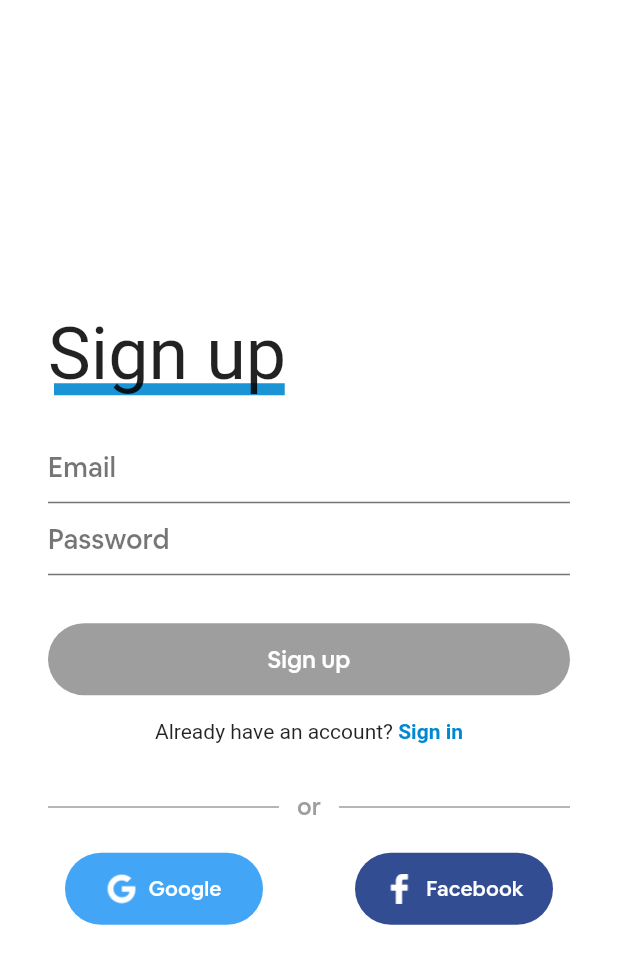
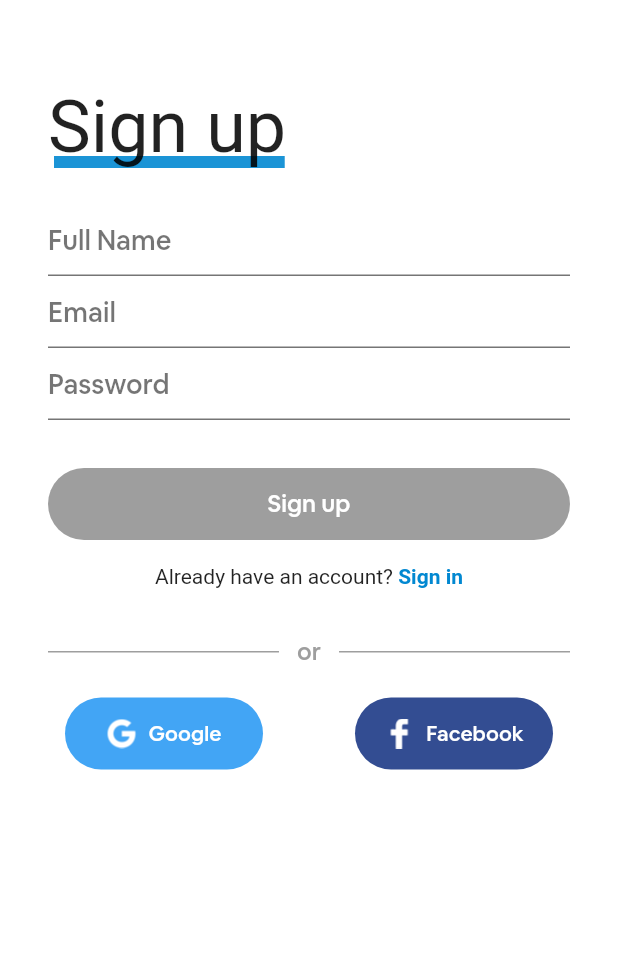
Before and after one commit to WaleedHashmi2310/Neighborhood_Flutter, a Flutter app: the screen it shows after launch, after a tap on an icon or button, on a phone screen of 412 x 824 dp. Shown: the top 964 px of the screen. Run offline on Flutter 3.47's test engine with Material 2 defaults, Android fonts, the phone set to English and light mode, and no system bars; our stand-ins replace cloud_firestore, firebase_auth, google_sign_in, image_picker; missing offline and left inert: flutter_facebook_login, flutter_statusbarcolor; accounts and stored records are empty; Roboto replaces fonts that are missing (AirbnbCerealBold); project files that could hold a hidden picture were left out.

Commit message:
Updated Users collection

```diff
--- a/lib/app/sign_in/email_sign_up_form.dart
+++ b/lib/app/sign_in/email_sign_up_form.dart
@@ -1,3 +1,4 @@
+import 'package:cloud_firestore/cloud_firestore.dart';
 import 'package:flutter/material.dart';
 import 'package:flutter/services.dart';
 import 'package:neighborhood/common_widgets/platform_exception_alert_dialog.dart';
@@ -14,14 +15,23 @@ class EmailSignUpForm extends StatefulWidget with EmailAndPasswordValidators {
 
 class _EmailSignUpFormState extends State<EmailSignUpForm> {
 
+
   final TextEditingController _emailController = TextEditingController();
   final TextEditingController _passwordController = TextEditingController();
+  final TextEditingController _nameController = TextEditingController();
+
   final FocusNode _emailFocusNode = FocusNode();
   final FocusNode _passwordFocusNode = FocusNode();
+  final FocusNode _nameFocusNode = FocusNode();
 
   String get _email => _emailController.text;
   String get _password => _passwordController.text;
+  String get _name => _nameController.text;
+
   bool _isLoading = false;
+
+  final db = Firestore.instance;
+
 
   void _submit() async {
     setState(() {
@@ -30,7 +40,7 @@ class _EmailSignUpFormState extends State<EmailSignUpForm> {
     try {
       final auth = Provider.of<AuthBase>(context, listen: false);
       await auth.createUserWithEmailAndPassword(_email, _password);
-      Navigator.pop(context);
+      Navigator.of(context).pop();
 
     } on PlatformException catch (e) {
       PlatformExceptionAlertDialog(
@@ -38,6 +48,13 @@ class _EmailSignUpFormState extends State<EmailSignUpForm> {
         exception: e,
       ).show(context);
     } finally {
+      final auth = Provider.of<AuthBase>(context, listen: false);
+      final user = await auth.getUserData();
+      final uid = user.uid;
+      final name = _name;
+      Map<String, String> userMap = {'user':uid, 'name':name, 'email':_email};
+      final ref = db.collection('Users');
+      ref.document(uid).setData(userMap);
       setState(() {
         _isLoading = false;
       });
@@ -52,13 +69,15 @@ class _EmailSignUpFormState extends State<EmailSignUpForm> {
     FocusScope.of(context).requestFocus(_passwordFocusNode);
   }
 
+
   List<Widget> _buildChildren() {
 
     bool submitEnabled = widget.emailValidator.isValid(_email) &&
-        widget.passwordValidator.isValid(_password) && !_isLoading;
+        widget.passwordValidator.isValid(_password) && widget.nameValidator.isValid(_name) && !_isLoading;
 
 
     return [
+      _buildNameField(),
       _buildEmailTextField(),
       _buildPasswordTextField(),
 
@@ -155,6 +174,38 @@ class _EmailSignUpFormState extends State<EmailSignUpForm> {
     );
   }
 
+  TextField _buildNameField() {
+//    bool emailValid = widget.emailValidator.isValid(_email);
+    return TextField(
+        controller: _nameController,
+        focusNode: _nameFocusNode,
+        cursorColor: Colors.black87,
+        style: TextStyle(color: Colors.black87),
+        decoration: InputDecoration(
+          enabledBorder: UnderlineInputBorder(
+            borderSide: BorderSide(color: Colors.black54),
+          ),
+          focusedBorder: UnderlineInputBorder(
+            borderSide: BorderSide(color: Colors.black54),
+          ),
+          errorStyle: TextStyle(
+            color: Colors.black54,
+          ),
+          enabled: _isLoading == false,
+          hintText: 'Full Name',
+          hintStyle: TextStyle(
+            color: Colors.black54,
+            fontSize: 18.0,
+          ),
+        ),
+        textInputAction: TextInputAction.next,
+        textCapitalization: TextCapitalization.words,
+        onChanged: (name) => _updateState()
+    );
+  }
+
+
+
   @override
   Widget build(BuildContext context) {
     return Column(
--- a/lib/app/sign_in/sign_in_page.dart
+++ b/lib/app/sign_in/sign_in_page.dart
@@ -83,7 +83,8 @@ class SignInPage extends StatelessWidget {
   }
 
   Widget _buildContent(BuildContext context, bool isLoading) {
-    return Center(
+    return Padding(
+      padding: EdgeInsets.fromLTRB(0.0, 24.0,0.0,24.0),
       child: SingleChildScrollView(
           child: Padding(
             padding: EdgeInsets.fromLTRB(32.0, 32.0, 32.0, 32.0),
--- a/lib/app/sign_in/sign_up_page.dart
+++ b/lib/app/sign_in/sign_up_page.dart
@@ -83,7 +83,8 @@ class SignUpPage extends StatelessWidget {
   }
 
   Widget _buildContent(BuildContext context, bool isLoading) {
-    return Center(
+    return Padding(
+      padding: EdgeInsets.fromLTRB(0.0, 24.0,0.0,24.0),
       child: SingleChildScrollView(
           child: Padding(
             padding: EdgeInsets.fromLTRB(32.0, 32.0, 32.0, 32.0),
--- a/lib/app/sign_in/validators.dart
+++ b/lib/app/sign_in/validators.dart
@@ -14,4 +14,5 @@ class NonEmptyStringValidator implements StringValidator {
 class EmailAndPasswordValidators {
   final StringValidator emailValidator = NonEmptyStringValidator();
   final StringValidator passwordValidator = NonEmptyStringValidator();
+  final StringValidator nameValidator = NonEmptyStringValidator();
 }
--- a/lib/main.dart
+++ b/lib/main.dart
@@ -17,7 +17,7 @@ class MyApp extends StatelessWidget {
         title: 'Time Tracker',
         theme: ThemeData(
           primaryColor: Colors.white,
-          primaryColorLight: Color(0x666ad1),
+          primaryColorLight: Colors.lightBlue[300],
           primaryColorDark: Color(0x001970),
           accentColor: Colors.lightBlue[700],
           fontFamily: 'AirbnbCereal',
--- a/lib/services/auth.dart
+++ b/lib/services/auth.dart
@@ -1,4 +1,5 @@
 import 'dart:async';
+import 'package:cloud_firestore/cloud_firestore.dart';
 import 'package:flutter/material.dart';
 import 'package:flutter/foundation.dart';
 import 'package:flutter/services.dart';
@@ -20,6 +21,8 @@ abstract class AuthBase {
   Future<User> signInWithFacebook();
   Future<String> currentUserUID();
   Future getUserData();
+  void setUserName(name);
+  String getUserName();
   Future<User> signInWithEmailAndPassword(String email, String password);
   Future<User> createUserWithEmailAndPassword(String email, String password);
   Future<void> signOut();
@@ -27,6 +30,8 @@ abstract class AuthBase {
 
 class Auth implements AuthBase {
   final _firebaseAuth = FirebaseAuth.instance;
+  final db = Firestore.instance;
+  String emailName;
 
   User _userFromFirebase(FirebaseUser user) {
     if (user == null) {
@@ -47,6 +52,15 @@ class Auth implements AuthBase {
     return _userFromFirebase(user);
   }
 
+  @override
+  void setUserName(name){
+    emailName = name;
+  }
+
+  @override
+  String getUserName(){
+    return emailName;
+  }
 
   @override
   Future<String> currentUserUID() async {
@@ -80,6 +94,18 @@ class Auth implements AuthBase {
             accessToken: googleAuth.accessToken,
           ),
         );
+        final uid = authResult.user.uid;
+        final email = authResult.user.email;
+        final name = authResult.user.displayName;
+        Map<String, String> userMap = {'user':uid, 'name':name, 'email':email};
+        final snapShot = await db
+            .collection('Users')
+            .document(uid)
+            .get();
+        if (snapShot == null || !snapShot.exists){
+          final ref = db.collection('Users');
+          ref.document(uid).setData(userMap);
+        }
         return _userFromFirebase(authResult.user);
       } else {
         throw PlatformException(
```
Also changed, not shown: lib/app/sign_in/home/feed.dart (+6 -4 lines), lib/app/sign_in/home/profile.dart (+43 -8 lines).
